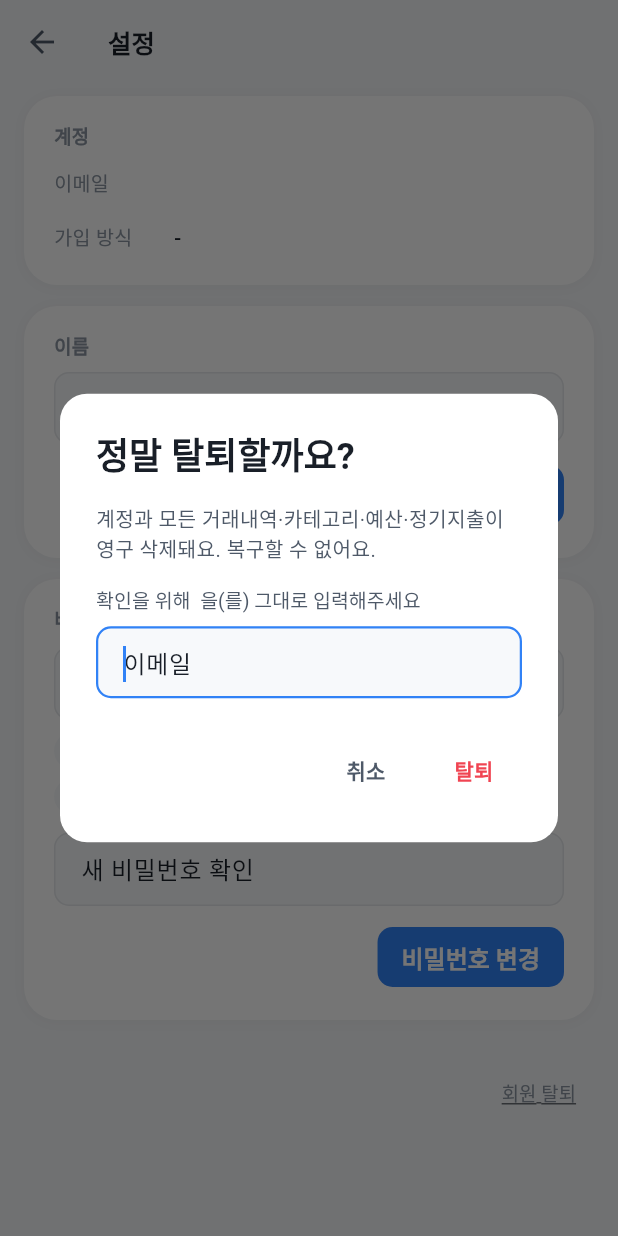
After one commit to Returnmakdo/billionaire, a Flutter app: the SettingsScreen screen opened by its route, after a tap on "회원 탈퇴", on a phone screen of 412 x 824 dp. The commit adds this screen. Run offline on Flutter 3.47's test engine with Material 3 defaults, Android fonts, the phone set to English and light mode, and no system bars; our stand-ins replace flutter_svg, go_router, supabase_flutter; accounts and stored records are empty; network calls fail; Roboto replaces fonts that are missing (Pretendard); statements that could not run were skipped.

Commit message:
Feat: 계정 설정 화면
- /settings 라우트 + SettingsScreen
  · 프로필 카드: 이메일 + 가입 방식 (Google 로고/이메일 아이콘 chip)
  · 이름 변경 카드
  · 비밀번호 변경 카드 (이메일 가입자만, 8자/대/소/숫/특 체크리스트)
  · 우측 하단 작은 '회원 탈퇴' 링크 → 이메일 타이핑 확인 다이얼로그
- AuthService.updateName / updatePassword / deleteAccount
- delete_my_account RPC + ON DELETE CASCADE 외래키로 데이터 자동 정리
- 우상단 프로필 드롭다운에 '설정' 메뉴 추가
- 'same_password' 에러 한글 번역 ('기존 비밀번호와 다른 비밀번호를...')

```diff
--- a/lib/main.dart
+++ b/lib/main.dart
@@ -11,6 +11,7 @@ import 'screens/categories_screen.dart';
 import 'screens/dashboard_screen.dart';
 import 'screens/fixed_expenses_screen.dart';
 import 'screens/login_screen.dart';
+import 'screens/settings_screen.dart';
 import 'screens/shell_screen.dart';
 import 'screens/transactions_screen.dart';
 import 'supabase.dart';
@@ -76,6 +77,10 @@ class _BudgetAppState extends State<BudgetApp> {
         GoRoute(
           path: '/login',
           builder: (_, _) => const LoginScreen(),
+        ),
+        GoRoute(
+          path: '/settings',
+          builder: (_, _) => const SettingsScreen(),
         ),
         StatefulShellRoute.indexedStack(
           builder: (context, state, navigationShell) =>
--- /dev/null
+++ b/lib/screens/settings_screen.dart
@@ -0,0 +1,574 @@
+import 'package:flutter/material.dart';
+import 'package:flutter_svg/flutter_svg.dart';
+import 'package:supabase_flutter/supabase_flutter.dart' show User;
+
+import '../auth.dart';
+import '../theme.dart';
+import '../widgets/common.dart';
+
+class SettingsScreen extends StatefulWidget {
+  const SettingsScreen({super.key});
+
+  @override
+  State<SettingsScreen> createState() => _SettingsScreenState();
+}
+
+class _SettingsScreenState extends State<SettingsScreen> {
+  late final TextEditingController _nameCtrl;
+  bool _savingName = false;
+
+  // 비번 변경
+  late final TextEditingController _newPassCtrl;
+  late final TextEditingController _newPassConfirmCtrl;
+  bool _savingPassword = false;
+  bool _hasMinLength = false;
+  bool _hasLower = false;
+  bool _hasUpper = false;
+  bool _hasDigit = false;
+  bool _hasSymbol = false;
+
+  bool _deleting = false;
+
+  @override
+  void initState() {
+    super.initState();
+    _nameCtrl = TextEditingController(text: AuthService.displayName());
+    _newPassCtrl = TextEditingController();
+    _newPassConfirmCtrl = TextEditingController();
+  }
+
+  @override
+  void dispose() {
+    _nameCtrl.dispose();
+    _newPassCtrl.dispose();
+    _newPassConfirmCtrl.dispose();
+    super.dispose();
+  }
+
+  /// 이메일 가입자(provider == 'email')만 비번 변경 가능. OAuth는 외부 IdP가 관리.
+  bool get _isEmailUser {
+    final user = AuthService.currentUser;
+    if (user == null) return false;
+    final providers = (user.appMetadata['providers'] as List?)?.cast<String>();
+    if (providers != null) return providers.contains('email');
+    final provider = user.appMetadata['provider'] as String?;
+    return provider == 'email' || provider == null;
+  }
+
+  bool get _passwordValid =>
+      _hasMinLength && _hasLower && _hasUpper && _hasDigit && _hasSymbol;
+  bool get _passwordsMatch =>
+      _newPassConfirmCtrl.text.isNotEmpty &&
+      _newPassCtrl.text == _newPassConfirmCtrl.text;
+
+  void _onPasswordChanged(String v) {
+    setState(() {
+      _hasMinLength = v.length >= 8;
+      _hasLower = RegExp(r'[a-z]').hasMatch(v);
+      _hasUpper = RegExp(r'[A-Z]').hasMatch(v);
+      _hasDigit = RegExp(r'\d').hasMatch(v);
+      _hasSymbol = RegExp(r'[^a-zA-Z0-9\s]').hasMatch(v);
+    });
+  }
+
+  Future<void> _saveName() async {
+    final name = _nameCtrl.text.trim();
+    if (name.isEmpty) {
+      showToast(context, '이름은 비울 수 없어요', error: true);
+      return;
+    }
+    if (name == AuthService.displayName()) return;
+    setState(() => _savingName = true);
+    try {
+      await AuthService.updateName(name);
+      if (!mounted) return;
+      showToast(context, '이름을 변경했어요');
+    } catch (e) {
+      if (mounted) showToast(context, errorMessage(e), error: true);
+    } finally {
+      if (mounted) setState(() => _savingName = false);
+    }
+  }
+
+  Future<void> _changePassword() async {
+    if (!_passwordValid) {
+      showToast(context, '비밀번호 조건을 모두 만족해야 해요', error: true);
+      return;
+    }
+    if (!_passwordsMatch) {
+      showToast(context, '비밀번호가 일치하지 않아요', error: true);
+      return;
+    }
+    setState(() => _savingPassword = true);
+    try {
+      await AuthService.updatePassword(_newPassCtrl.text);
+      if (!mounted) return;
+      showToast(context, '비밀번호를 변경했어요');
+      _newPassCtrl.clear();
+      _newPassConfirmCtrl.clear();
+      _onPasswordChanged('');
+    } catch (e) {
+      if (mounted) showToast(context, errorMessage(e), error: true);
+    } finally {
+      if (mounted) setState(() => _savingPassword = false);
+    }
+  }
+
+  Future<void> _deleteAccount() async {
+    final email = AuthService.currentUser?.email ?? '';
+    final confirmed = await showDialog<bool>(
+      context: context,
+      builder: (_) => _DeleteAccountDialog(requiredText: email),
+    );
+    if (confirmed != true || !mounted) return;
+    setState(() => _deleting = true);
+    try {
+      await AuthService.deleteAccount();
+      // 라우터가 onAuthStateChange로 자동 /login 이동
+    } catch (e) {
+      if (!mounted) return;
+      showToast(context, errorMessage(e), error: true);
+      setState(() => _deleting = false);
+    }
+  }
+
+  @override
+  Widget build(BuildContext context) {
+    final user = AuthService.currentUser;
+    return Scaffold(
+      backgroundColor: AppColors.bg,
+      appBar: AppBar(
+        backgroundColor: AppColors.bg,
+        elevation: 0,
+        scrolledUnderElevation: 0,
+        leading: IconButton(
+          icon: const Icon(Icons.arrow_back, color: AppColors.text2),
+          onPressed: () => Navigator.of(context).maybePop(),
+        ),
+        title: const Text(
+          '설정',
+          style: TextStyle(
+            fontSize: 17,
+            fontWeight: FontWeight.w700,
+            color: AppColors.text,
+          ),
+        ),
+        centerTitle: false,
+      ),
+      body: SafeArea(
+        child: ListView(
+          padding: const EdgeInsets.fromLTRB(16, 8, 16, 32),
+          children: [
+            _profileCard(user),
+            const SizedBox(height: 14),
+            _nameCard(),
+            if (_isEmailUser) ...[
+              const SizedBox(height: 14),
+              _passwordCard(),
+            ],
+            const SizedBox(height: 32),
+            Align(
+              alignment: Alignment.centerRight,
+              child: TextButton(
+                onPressed: _deleting ? null : _deleteAccount,
+                style: TextButton.styleFrom(
+                  foregroundColor: AppColors.text3,
+                  padding: const EdgeInsets.symmetric(
+                      horizontal: 12, vertical: 8),
+                  minimumSize: const Size(0, 32),
+                  tapTargetSize: MaterialTapTargetSize.shrinkWrap,
+                ),
+                child: Text(
+                  _deleting ? '탈퇴 중...' : '회원 탈퇴',
+                  style: const TextStyle(
+                    fontSize: 12.5,
+                    fontWeight: FontWeight.w500,
+                    decoration: TextDecoration.underline,
+                  ),
+                ),
+              ),
+            ),
+          ],
+        ),
+      ),
+    );
+  }
+
+  Widget _profileCard(User? user) {
+    final email = user?.email ?? '-';
+    final providers =
+        (user?.appMetadata['providers'] as List?)?.cast<String>() ??
+            [if (user?.appMetadata['provider'] != null)
+              user!.appMetadata['provider'] as String];
+    return AppCard(
+      padding: const EdgeInsets.fromLTRB(20, 18, 20, 18),
+      child: Column(
+        crossAxisAlignment: CrossAxisAlignment.start,
+        children: [
+          const Text('계정',
+              style: TextStyle(
+                fontSize: 12.5,
+                color: AppColors.text3,
+                fontWeight: FontWeight.w600,
+              )),
+          const SizedBox(height: 8),
+          _row('이메일', Text(email,
+              style: const TextStyle(
+                fontSize: 14,
+                color: AppColors.text,
+                fontWeight: FontWeight.w500,
+              ))),
+          const SizedBox(height: 8),
+          _row('가입 방식', _providerBadge(providers)),
+        ],
+      ),
+    );
+  }
+
+  Widget _providerBadge(List<String> providers) {
+    if (providers.isEmpty) {
+      return const Text('-',
+          style: TextStyle(
+            fontSize: 14,
+            color: AppColors.text,
+            fontWeight: FontWeight.w500,
+          ));
+    }
+    return Wrap(
+      spacing: 6,
+      runSpacing: 6,
+      children: [
+        for (final p in providers) _ProviderChip(provider: p),
+      ],
+    );
+  }
+
+  Widget _row(String label, Widget value) {
+    return Padding(
+      padding: const EdgeInsets.symmetric(vertical: 4),
+      child: Row(
+        crossAxisAlignment: CrossAxisAlignment.center,
+        children: [
+          SizedBox(
+            width: 80,
+            child: Text(label,
+                style: const TextStyle(
+                  fontSize: 13,
+                  color: AppColors.text3,
+                )),
+          ),
+          Expanded(child: value),
+        ],
+      ),
+    );
+  }
+
+  Widget _nameCard() {
+    return AppCard(
+      padding: const EdgeInsets.fromLTRB(20, 18, 20, 18),
+      child: Column(
+        crossAxisAlignment: CrossAxisAlignment.start,
+        children: [
+          const Text('이름',
+              style: TextStyle(
+                fontSize: 12.5,
+                color: AppColors.text3,
+                fontWeight: FontWeight.w600,
+              )),
+          const SizedBox(height: 8),
+          TextField(
+            controller: _nameCtrl,
+            textInputAction: TextInputAction.done,
+            onSubmitted: (_) => _saveName(),
+            decoration: const InputDecoration(
+              hintText: '이름',
+            ),
+          ),
+          const SizedBox(height: 10),
+          Align(
+            alignment: Alignment.centerRight,
+            child: FilledButton(
+              style: FilledButton.styleFrom(
+                minimumSize: const Size(80, 40),
+                padding: const EdgeInsets.symmetric(horizontal: 16),
+              ),
+              onPressed: _savingName ? null : _saveName,
+              child: Text(_savingName ? '저장 중...' : '저장'),
+            ),
+          ),
+        ],
+      ),
+    );
+  }
+
+  Widget _passwordCard() {
+    return AppCard(
+      padding: const EdgeInsets.fromLTRB(20, 18, 20, 18),
+      child: Column(
+        crossAxisAlignment: CrossAxisAlignment.start,
+        children: [
+          const Text('비밀번호 변경',
+              style: TextStyle(
+                fontSize: 12.5,
+                color: AppColors.text3,
+                fontWeight: FontWeight.w600,
+              )),
+          const SizedBox(height: 8),
+          TextField(
+            controller: _newPassCtrl,
+            obscureText: true,
+            textInputAction: TextInputAction.next,
+            onChanged: _onPasswordChanged,
+            decoration: const InputDecoration(hintText: '새 비밀번호'),
+          ),
+          const SizedBox(height: 8),
+          Wrap(
+            spacing: 6,
+            runSpacing: 6,
+            children: [
+              _ReqChip(label: '8자 이상', met: _hasMinLength),
+              _ReqChip(label: '대문자', met: _hasUpper),
+              _ReqChip(label: '소문자', met: _hasLower),
+              _ReqChip(label: '숫자', met: _hasDigit),
+              _ReqChip(label: '특수문자', met: _hasSymbol),
+            ],
+          ),
+          const SizedBox(height: 12),
+          TextField(
+            controller: _newPassConfirmCtrl,
+            obscureText: true,
+            textInputAction: TextInputAction.done,
+            onChanged: (_) => setState(() {}),
+            onSubmitted: (_) => _changePassword(),
+            decoration: InputDecoration(
+              hintText: '새 비밀번호 확인',
+              errorText: _newPassConfirmCtrl.text.isNotEmpty &&
+                      !_passwordsMatch
+                  ? '비밀번호가 일치하지 않아요'
+                  : null,
+              suffixIcon: _newPassConfirmCtrl.text.isEmpty
+                  ? null
+                  : (_passwordsMatch
+                      ? const Icon(Icons.check_circle_outline,
+                          color: AppColors.success, size: 20)
+                      : const Icon(Icons.error_outline,
+                          color: AppColors.danger, size: 20)),
+            ),
+          ),
+          const SizedBox(height: 10),
+          Align(
+            alignment: Alignment.centerRight,
+            child: FilledButton(
+              style: FilledButton.styleFrom(
+                minimumSize: const Size(80, 40),
+                padding: const EdgeInsets.symmetric(horizontal: 16),
+              ),
+              onPressed: _savingPassword ? null : _changePassword,
+              child: Text(_savingPassword ? '변경 중...' : '비밀번호 변경'),
+            ),
+          ),
+        ],
+      ),
+    );
+  }
+
+}
+
+class _ProviderChip extends StatelessWidget {
+  const _ProviderChip({required this.provider});
+  final String provider;
+
+  @override
+  Widget build(BuildContext context) {
+    Widget icon;
+    String label;
+    switch (provider) {
+      case 'google':
+        icon = SvgPicture.asset(
+          'assets/icons/google_g.svg',
+          width: 14,
+          height: 14,
+        );
+        label = 'Google';
+        break;
+      case 'email':
+        icon = const Icon(Icons.mail_outline,
+            size: 14, color: AppColors.text2);
+        label = '이메일';
+        break;
+      case 'kakao':
+        icon = Container(
+          width: 14,
+          height: 14,
+          alignment: Alignment.center,
+          decoration: const BoxDecoration(
+            color: Color(0xFFFEE500),
+            shape: BoxShape.circle,
+          ),
+          child: const Text(
+            'K',
+            style: TextStyle(
+              fontSize: 9,
+              fontWeight: FontWeight.w900,
+              color: Color(0xFF191919),
+            ),
+          ),
+        );
+        label = 'Kakao';
+        break;
+      default:
+        icon = const Icon(Icons.account_circle_outlined,
+            size: 14, color: AppColors.text2);
+        label = provider;
+    }
+    return Container(
+      padding: const EdgeInsets.symmetric(horizontal: 10, vertical: 5),
+      decoration: BoxDecoration(
+        color: AppColors.surface2,
+        borderRadius: BorderRadius.circular(99),
+        border: Border.all(color: AppColors.line),
+      ),
+      child: Row(
+        mainAxisSize: MainAxisSize.min,
+        children: [
+          icon,
+          const SizedBox(width: 6),
+          Text(
+            label,
+            style: const TextStyle(
+              fontSize: 12.5,
+              fontWeight: FontWeight.w600,
+              color: AppColors.text,
+            ),
+          ),
+        ],
+      ),
+    );
+  }
+}
+
+class _DeleteAccountDialog extends StatefulWidget {
+  const _DeleteAccountDialog({required this.requiredText});
+  final String requiredText;
+
+  @override
+  State<_DeleteAccountDialog> createState() => _DeleteAccountDialogState();
+}
+
+class _DeleteAccountDialogState extends State<_DeleteAccountDialog> {
+  final _ctrl = TextEditingController();
+
+  @override
+  void dispose() {
+    _ctrl.dispose();
+    super.dispose();
+  }
+
+  bool get _matches => _ctrl.text.trim() == widget.requiredText;
+
+  @override
+  Widget build(BuildContext context) {
+    return AlertDialog(
+      shape: RoundedRectangleBorder(
+        borderRadius: BorderRadius.circular(AppRadius.lg),
+      ),
+      backgroundColor: AppColors.surface,
+      title: const Text(
+        '정말 탈퇴할까요?',
+        style: TextStyle(fontWeight: FontWeight.w700),
+      ),
+      content: Column(
+        mainAxisSize: MainAxisSize.min,
+        crossAxisAlignment: CrossAxisAlignment.stretch,
+        children: [
+          const Text(
+            '계정과 모든 거래내역·카테고리·예산·정기지출이 영구 삭제돼요. '
+            '복구할 수 없어요.',
+            style: TextStyle(fontSize: 13.5, color: AppColors.text2),
+          ),
+          const SizedBox(height: 14),
+          RichText(
+            text: TextSpan(
+              style: const TextStyle(
+                  fontSize: 13, color: AppColors.text2),
+              children: [
+                const TextSpan(text: '확인을 위해 '),
+                TextSpan(
+                  text: widget.requiredText,
+                  style: const TextStyle(
+                    color: AppColors.danger,
+                    fontWeight: FontWeight.w700,
+                  ),
+                ),
+                const TextSpan(text: ' 을(를) 그대로 입력해주세요'),
+              ],
+            ),
+          ),
+          const SizedBox(height: 8),
+          TextField(
+            controller: _ctrl,
+            autofocus: true,
+            autocorrect: false,
+            enableSuggestions: false,
+            keyboardType: TextInputType.emailAddress,
+            decoration: const InputDecoration(hintText: '이메일'),
+            onChanged: (_) => setState(() {}),
+          ),
+        ],
+      ),
+      actions: [
+        TextButton(
+          onPressed: () => Navigator.of(context).pop(false),
+          child: const Text('취소',
+              style: TextStyle(color: AppColors.text2)),
+        ),
+        TextButton(
+          onPressed: _matches ? () => Navigator.of(context).pop(true) : null,
+          child: Text(
+            '탈퇴',
+            style: TextStyle(
+              color: _matches ? AppColors.danger : AppColors.text4,
+              fontWeight: FontWeight.w700,
+            ),
+          ),
+        ),
+      ],
+    );
+  }
+}
+
+class _ReqChip extends StatelessWidget {
+  const _ReqChip({required this.label, required this.met});
+  final String label;
+  final bool met;
+
+  @override
+  Widget build(BuildContext context) {
+    return Container(
+      padding: const EdgeInsets.symmetric(horizontal: 8, vertical: 4),
+      decoration: BoxDecoration(
+        color: met ? AppColors.primaryWeak : AppColors.surface2,
+        borderRadius: BorderRadius.circular(99),
+      ),
+      child: Row(
+        mainAxisSize: MainAxisSize.min,
+        children: [
+          Icon(
+            met ? Icons.check_circle : Icons.radio_button_unchecked,
+            size: 13,
+            color: met ? AppColors.primary : AppColors.text4,
+          ),
+          const SizedBox(width: 4),
+          Text(
+            label,
+            style: TextStyle(
+              fontSize: 11.5,
+              fontWeight: FontWeight.w600,
+              color: met ? AppColors.primaryStrong : AppColors.text3,
+            ),
+          ),
+        ],
+      ),
+    );
+  }
+}
```
Also changed, not shown: lib/auth.dart (+26 -0 lines), lib/widgets/common.dart (+25 -1 lines).
